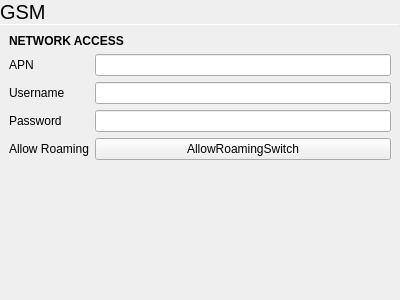
Before: the Qt Designer form statuscenter/NetworkPane/networkmanager/connectioneditor/panes/gsmsettingspane.ui in vicr123/theshell, drawn with Qt 5.
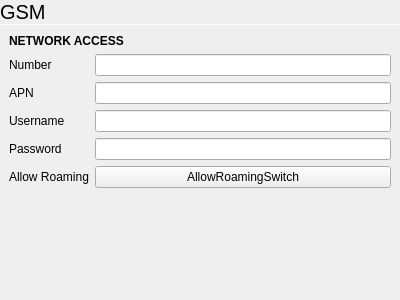
After: the same form once the commit is applied. Custom widgets are drawn as their Qt base class.

```diff
--- a/statuscenter/NetworkPane/networkmanager/connectioneditor/panes/gsmsettingspane.ui
+++ b/statuscenter/NetworkPane/networkmanager/connectioneditor/panes/gsmsettingspane.ui
@@ -74,30 +74,44 @@
      <property name="spacing">
       <number>6</number>
      </property>
-     <item row="3" column="0">
+     <item row="5" column="1">
+      <widget class="tSwitch" name="allowRoamingSwitch">
+       <property name="text">
+        <string notr="true">AllowRoamingSwitch</string>
+       </property>
+      </widget>
+     </item>
+     <item row="4" column="0">
       <widget class="QLabel" name="label_5">
        <property name="text">
         <string>Password</string>
        </property>
       </widget>
      </item>
-     <item row="3" column="1">
+     <item row="4" column="1">
       <widget class="QLineEdit" name="passwordField"/>
      </item>
-     <item row="1" column="0">
+     <item row="2" column="0">
       <widget class="QLabel" name="label_3">
        <property name="text">
         <string>APN</string>
        </property>
       </widget>
      </item>
-     <item row="2" column="0">
+     <item row="3" column="0">
       <widget class="QLabel" name="label_4">
        <property name="text">
         <string>Username</string>
        </property>
       </widget>
      </item>
+     <item row="5" column="0">
+      <widget class="QLabel" name="label_6">
+       <property name="text">
+        <string>Allow Roaming</string>
+       </property>
+      </widget>
+     </item>
      <item row="0" column="0" colspan="2">
       <widget class="QLabel" name="label_2">
        <property name="font">
@@ -111,23 +125,27 @@
        </property>
       </widget>
      </item>
-     <item row="1" column="1">
-      <widget class="QLineEdit" name="apnField"/>
-     </item>
      <item row="2" column="1">
+      <widget class="QLineEdit" name="apnField">
+       <property name="inputMethodHints">
+        <set>Qt::ImhUrlCharactersOnly</set>
+       </property>
+      </widget>
+     </item>
+     <item row="3" column="1">
       <widget class="QLineEdit" name="usernameField"/>
      </item>
-     <item row="4" column="0">
-      <widget class="QLabel" name="label_6">
+     <item row="1" column="0">
+      <widget class="QLabel" name="label_7">
        <property name="text">
-        <string>Allow Roaming</string>
+        <string>Number</string>
        </property>
       </widget>
      </item>
-     <item row="4" column="1">
-      <widget class="tSwitch" name="allowRoamingSwitch">
-       <property name="text">
-        <string notr="true">AllowRoamingSwitch</string>
+     <item row="1" column="1">
+      <widget class="QLineEdit" name="numberField">
+       <property name="inputMethodHints">
+        <set>Qt::ImhPreferNumbers</set>
        </property>
       </widget>
      </item>
@@ -141,7 +159,7 @@
      <property name="sizeHint" stdset="0">
       <size>
        <width>20</width>
-       <height>95</height>
+       <height>64</height>
       </size>
      </property>
     </spacer>
```
